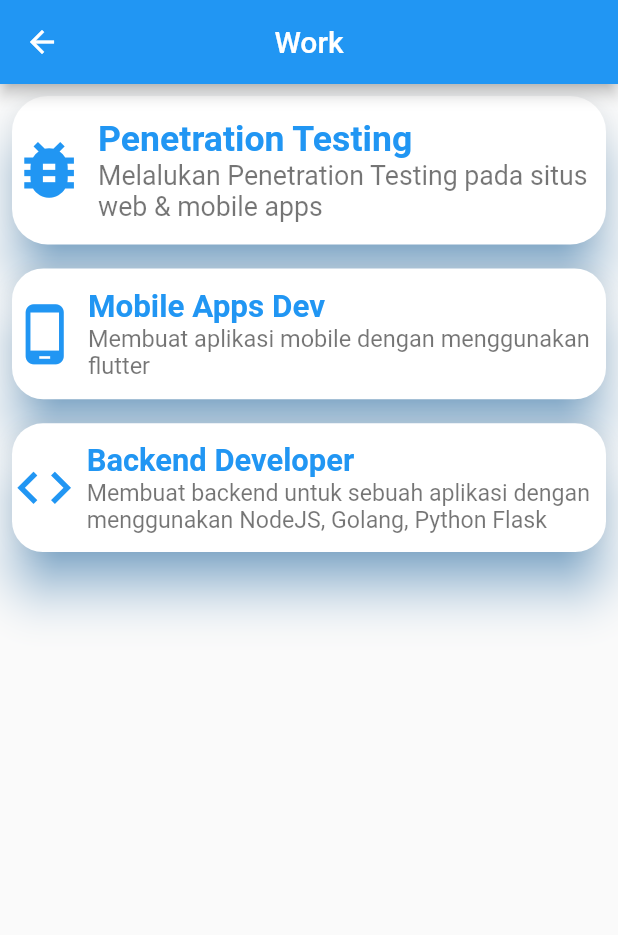
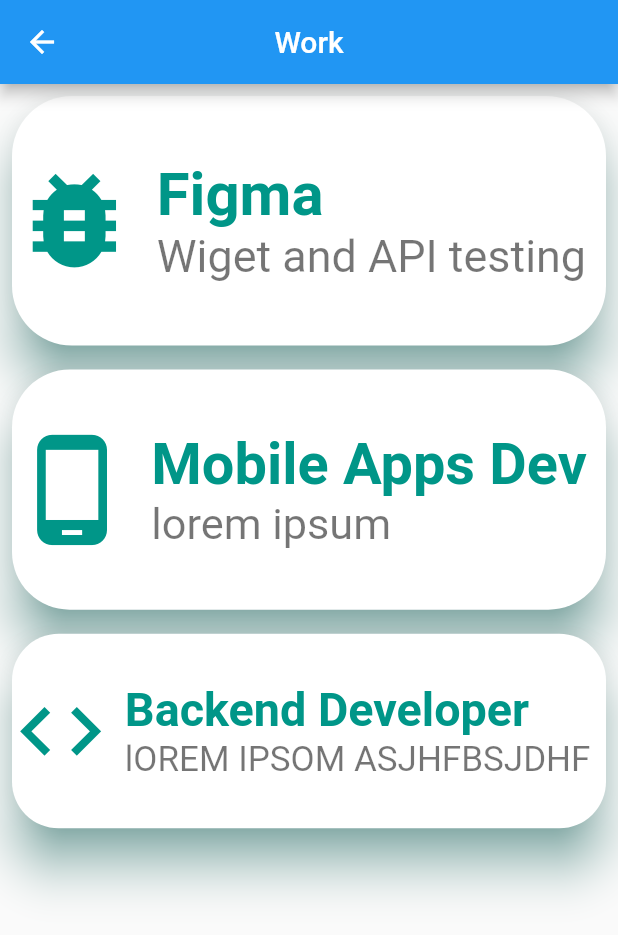
Before and after one commit to Edivri/portfolio_ui, a Flutter app: the MyWorkPage screen opened directly, on a phone screen of 412 x 824 dp. Shown: the top 935 px of the screen. Run offline on Flutter 3.47's test engine with Material 2 defaults, Android fonts, the phone set to English and light mode, and no system bars; our stand-ins replace eva_icons_flutter.

Commit message:
Update works.dart

```diff
--- a/lib/pages/works/works.dart
+++ b/lib/pages/works/works.dart
@@ -16,7 +16,7 @@ class MyWorkPage extends StatelessWidget {
               child: Material(
                 color: Colors.white,
                 borderRadius: BorderRadius.circular(24.0),
-                shadowColor: Colors.blue,
+                shadowColor: Colors.teal,
                 elevation: 14.0,
                 child: Row(
                   mainAxisAlignment: MainAxisAlignment.spaceBetween,
@@ -29,7 +29,7 @@ class MyWorkPage extends StatelessWidget {
                         child: const Icon(
                           Icons.bug_report,
                           size: 50,
-                          color: Colors.blue,
+                          color: Colors.teal,
                         ),
                       ),
                     ),
@@ -39,9 +39,9 @@ class MyWorkPage extends StatelessWidget {
                         crossAxisAlignment: CrossAxisAlignment.start,
                         children: <Widget>[
                           const Text(
-                            'Penetration Testing',
+                            'Figma',
                             style: TextStyle(
-                              color: Colors.blue,
+                              color: Colors.teal,
                               fontSize: 24.0,
                               fontWeight: FontWeight.bold,
                             ),
@@ -49,7 +49,7 @@ class MyWorkPage extends StatelessWidget {
                           Row(
                             children: const [
                               Text(
-                                'Melalukan Penetration Testing pada situs \nweb & mobile apps',
+                                'Wiget and API testing',
                                 style: TextStyle(
                                   color: Colors.black54,
                                   fontSize: 18.0,
@@ -71,7 +71,7 @@ class MyWorkPage extends StatelessWidget {
               child: Material(
                 color: Colors.white,
                 borderRadius: BorderRadius.circular(24.0),
-                shadowColor: Colors.blue,
+                shadowColor: Colors.teal,
                 elevation: 14.0,
                 child: Row(
                   mainAxisAlignment: MainAxisAlignment.spaceBetween,
@@ -83,7 +83,7 @@ class MyWorkPage extends StatelessWidget {
                         borderRadius: BorderRadius.circular(24.0),
                         child: const Icon(
                           Icons.phone_android,
-                          color: Colors.blue,
+                          color: Colors.teal,
                           size: 50,
                         ),
                       ),
@@ -96,7 +96,7 @@ class MyWorkPage extends StatelessWidget {
                           const Text(
                             'Mobile Apps Dev',
                             style: TextStyle(
-                              color: Colors.blue,
+                              color: Colors.teal,
                               fontSize: 24.0,
                               fontWeight: FontWeight.bold,
                             ),
@@ -104,7 +104,7 @@ class MyWorkPage extends StatelessWidget {
                           Row(
                             children: const [
                               Text(
-                                'Membuat aplikasi mobile dengan menggunakan \nflutter',
+                                'lorem ipsum',
                                 style: TextStyle(
                                   color: Colors.black54,
                                   fontSize: 18.0,
@@ -126,7 +126,7 @@ class MyWorkPage extends StatelessWidget {
               child: Material(
                 color: Colors.white,
                 borderRadius: BorderRadius.circular(24.0),
-                shadowColor: Colors.blue,
+                shadowColor: Colors.teal,
                 elevation: 14.0,
                 child: Row(
                   mainAxisAlignment: MainAxisAlignment.spaceBetween,
@@ -138,7 +138,7 @@ class MyWorkPage extends StatelessWidget {
                         borderRadius: BorderRadius.circular(24.0),
                         child: const Icon(
                           Icons.code,
-                          color: Colors.blue,
+                          color: Colors.teal,
                           size: 50,
                         ),
                       ),
@@ -151,7 +151,7 @@ class MyWorkPage extends StatelessWidget {
                           const Text(
                             'Backend Developer',
                             style: TextStyle(
-                              color: Colors.blue,
+                              color: Colors.teal,
                               fontSize: 24.0,
                               fontWeight: FontWeight.bold,
                             ),
@@ -159,7 +159,7 @@ class MyWorkPage extends StatelessWidget {
                           Row(
                             children: const [
                               Text(
-                                'Membuat backend untuk sebuah aplikasi dengan \nmenggunakan NodeJS, Golang, Python Flask',
+                                'lOREM IPSOM ASJHFBSJDHF',
                                 style: TextStyle(
                                   color: Colors.black54,
                                   fontSize: 18.0,
```
